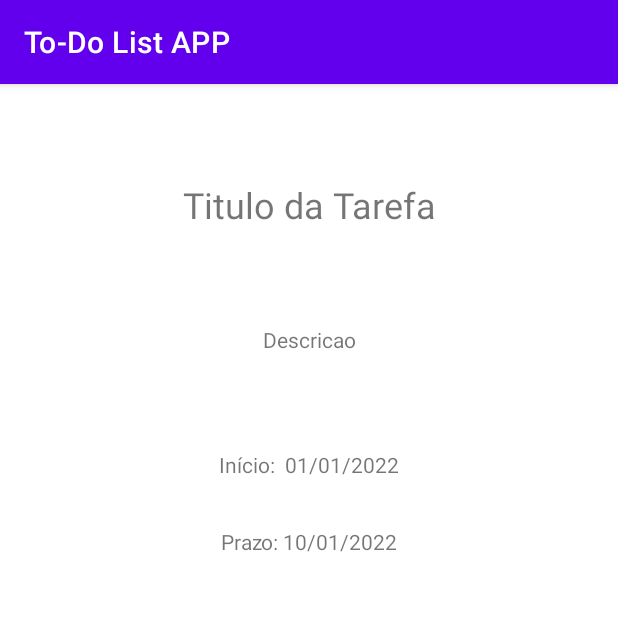
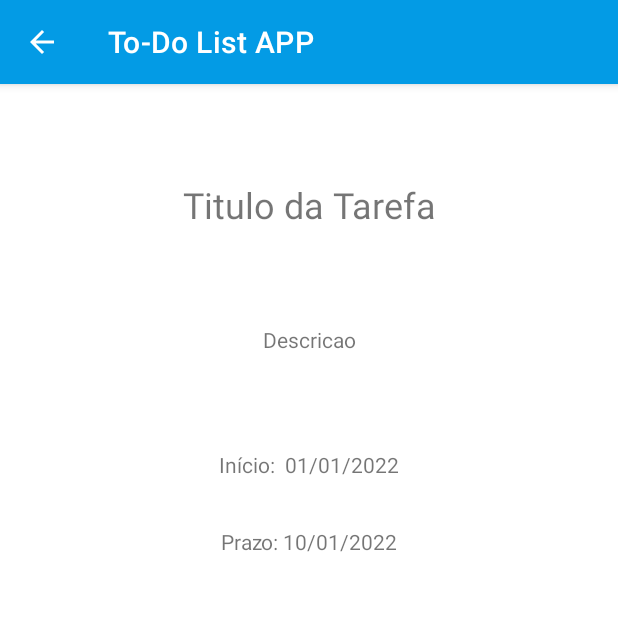
Before and after one commit to isaken1/to-do-android, an Android app: the TaskDetalheActivity screen opened directly, with no data from a screen before it, on a phone screen of 412 x 824 dp, the top half of it. Run offline under Robolectric (Android 15) with nearby library versions, the phone set to English and light mode, and no system bars; 1 statement that could not run was skipped.

Commit message:
- Mudanças no layout da lista (Recycler View, lista customizada) - Adição do botão de voltar no detalhamento de uma task

```diff
--- a/app/src/main/java/com/example/to_dolistapp/TaskActivity.java
+++ b/app/src/main/java/com/example/to_dolistapp/TaskActivity.java
@@ -4,6 +4,7 @@ import androidx.annotation.NonNull;
 import androidx.appcompat.app.AppCompatActivity;
 import androidx.fragment.app.FragmentManager;
 
+import android.app.ActionBar;
 import android.content.Intent;
 import android.os.Bundle;
 import android.view.Menu;
--- a/app/src/main/res/layout/task_lista_mod.xml
+++ b/app/src/main/res/layout/task_lista_mod.xml
@@ -4,8 +4,8 @@
     android:layout_height="wrap_content"
     xmlns:app="http://schemas.android.com/apk/res-auto"
     android:id="@+id/cvTask"
-    android:layout_margin="4dp"
-    app:cardElevation="4dp"
+    android:layout_margin="6dp"
+    app:cardElevation="5dp"
     app:cardCornerRadius="4dp"
     xmlns:android="http://schemas.android.com/apk/res/android">
 
--- a/app/src/main/res/values/colors.xml
+++ b/app/src/main/res/values/colors.xml
@@ -7,4 +7,8 @@
     <color name="teal_700">#FF018786</color>
     <color name="black">#FF000000</color>
     <color name="white">#FFFFFFFF</color>
+    <color name="blue_p">#039be5</color> <!--Primary-->
+    <color name="blue_p_variant">#63ccff</color> <!--Variant primary-->
+    <color name="blue_s">#79bcff</color> <!--Secondary-->
+    <color name="blue_s_variant">#aeeeff</color> <!--Variant secondary-->
 </resources>
--- a/app/src/main/res/values/themes.xml
+++ b/app/src/main/res/values/themes.xml
@@ -2,12 +2,12 @@
     <!-- Base application theme. -->
     <style name="Theme.ToDoListAPP" parent="Theme.MaterialComponents.DayNight.DarkActionBar">
         <!-- Primary brand color. -->
-        <item name="colorPrimary">@color/purple_500</item>
-        <item name="colorPrimaryVariant">@color/purple_700</item>
+        <item name="colorPrimary">@color/blue_p</item>
+        <item name="colorPrimaryVariant">@color/blue_p_variant</item>
         <item name="colorOnPrimary">@color/white</item>
         <!-- Secondary brand color. -->
-        <item name="colorSecondary">@color/teal_200</item>
-        <item name="colorSecondaryVariant">@color/teal_700</item>
+        <item name="colorSecondary">@color/blue_s</item>
+        <item name="colorSecondaryVariant">@color/blue_s_variant</item>
         <item name="colorOnSecondary">@color/black</item>
         <!-- Status bar color. -->
         <item name="android:statusBarColor" tools:targetApi="l">?attr/colorPrimaryVariant</item>
```
Also changed, not shown: app/src/main/java/com/example/to_dolistapp/Fragments/TaskListFragment.java (+41 -9 lines), app/src/main/java/com/example/to_dolistapp/TaskDetalheActivity.java (+16 -0 lines), app/src/main/java/com/example/to_dolistapp/model/Task.java (+12 -2 lines), app/src/main/res/layout/fragment_task_list.xml (+3 -5 lines).
